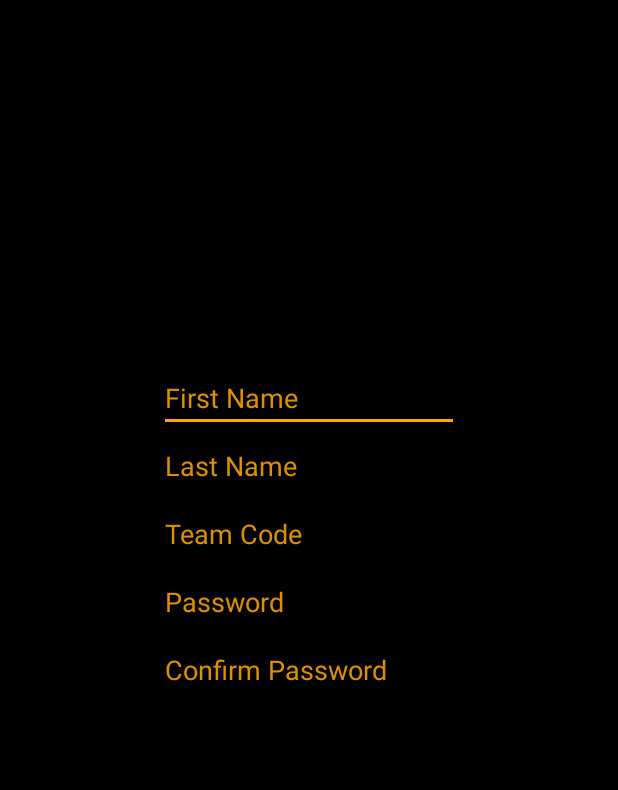
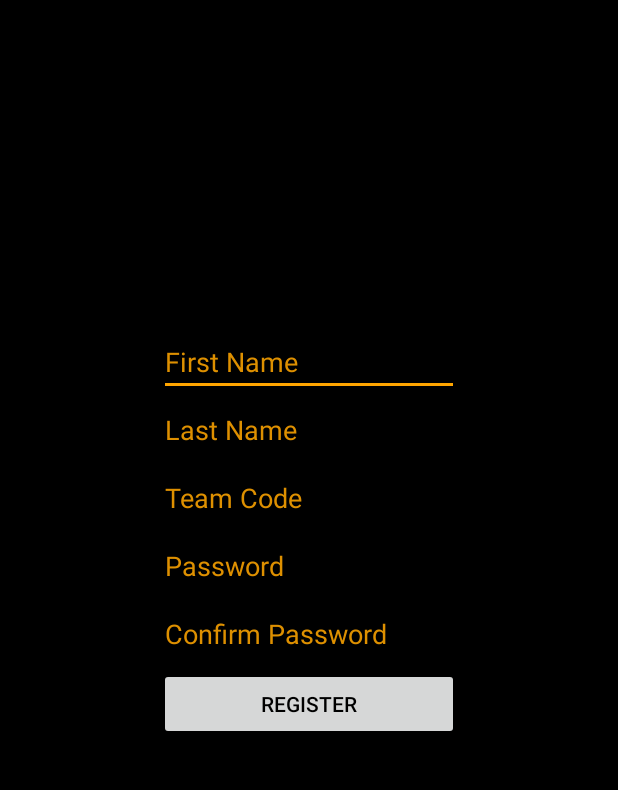
Before and after one commit to mortorqrobotics/morscout-android, an Android app: the RegisterActivity screen opened directly, with no data from a screen before it, on a phone screen of 412 x 824 dp, the part 84-874 px from its top. Run offline under Robolectric (Android 15) with nearby library versions, the phone set to English and light mode, and no system bars; our stand-ins replace Volley; Roboto replaces fonts that are not available here; 1 statement that could not run was skipped.

Commit message:
All pages need implimentation. Login and Register working.

```diff
--- a/app/src/main/java/org/team1515/morscout/fragment/SettingsFragment.java
+++ b/app/src/main/java/org/team1515/morscout/fragment/SettingsFragment.java
@@ -6,4 +6,5 @@ import android.support.v4.app.Fragment;
  * Created by prozwood on 1/25/16.
  */
 public class SettingsFragment extends Fragment {
+
 }
--- a/app/src/main/res/layout/activity_register.xml
+++ b/app/src/main/res/layout/activity_register.xml
@@ -52,6 +52,13 @@
             android:textColor="@color/colorAccent"
             android:hint="@string/register_passwordConfirm" />
 
+        <Button
+            android:layout_width="200dp"
+            android:layout_height="wrap_content"
+            android:id="@+id/register_registerbutton"
+            android:text="@string/register_registerbutton"
+            android:textColor="@color/background"
+            android:onClick="register"/>
 
     </LinearLayout>
 
--- a/app/src/main/res/values/strings.xml
+++ b/app/src/main/res/values/strings.xml
@@ -14,6 +14,7 @@
     <string name="register_teamCode">Team Code</string>
     <string name="register_password">Password</string>
     <string name="register_passwordConfirm">Confirm Password</string>
+    <string name="register_registerbutton">Register</string>
 
     <!-- Navigation drawer -->
     <string name="navigation_drawer_open">Open navigation drawer</string>
```
Also changed, not shown: app/src/main/java/org/team1515/morscout/activity/LoginActivity.java (+13 -1 lines), app/src/main/java/org/team1515/morscout/activity/MainActivity.java (+18 -1 lines), app/src/main/res/layout/activity_main.xml (+4 -4 lines), app/src/main/res/layout/fragment_settings.xml (added, +11 -0 lines).
